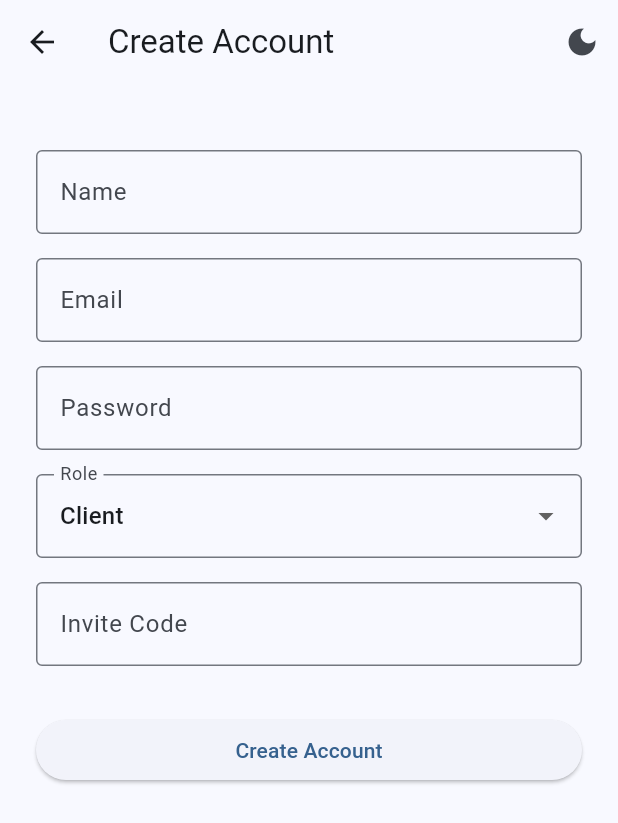
After one commit to sousa-24/pt_app, a Flutter app: the screen it shows after launch, after a tap on "Create Account", on a phone screen of 412 x 824 dp. The commit adds this screen. Shown: the top 823 px of the screen. Run offline on Flutter 3.47's test engine with Material 3 defaults, Android fonts, the phone set to English and light mode, and no system bars; network calls fail.

Commit message:
Add invite code system and register screen

```diff
--- a/frontend/lib/main.dart
+++ b/frontend/lib/main.dart
@@ -2,6 +2,7 @@ import 'package:http/http.dart' as http;
 import 'dart:convert';
 import 'package:flutter/material.dart';
 import 'home_screen.dart';
+import 'register_screen.dart';
 
 void main() {
   runApp(const MyApp());
@@ -19,7 +20,9 @@ class _MyAppState extends State<MyApp> {
 
   void toggleTheme() {
     setState(() {
-      _themeMode = _themeMode == ThemeMode.light ? ThemeMode.dark : ThemeMode.light;
+      _themeMode = _themeMode == ThemeMode.light
+          ? ThemeMode.dark
+          : ThemeMode.light;
     });
   }
 
@@ -48,7 +51,11 @@ class LoginScreen extends StatefulWidget {
   final VoidCallback onToggleTheme;
   final ThemeMode themeMode;
 
-  const LoginScreen({super.key, required this.onToggleTheme, required this.themeMode});
+  const LoginScreen({
+    super.key,
+    required this.onToggleTheme,
+    required this.themeMode,
+  });
 
   @override
   State<LoginScreen> createState() => _LoginScreenState();
@@ -66,7 +73,11 @@ class _LoginScreenState extends State<LoginScreen> {
       appBar: AppBar(
         actions: [
           IconButton(
-            icon: Icon(widget.themeMode == ThemeMode.light ? Icons.dark_mode : Icons.light_mode),
+            icon: Icon(
+              widget.themeMode == ThemeMode.light
+                  ? Icons.dark_mode
+                  : Icons.light_mode,
+            ),
             onPressed: widget.onToggleTheme,
           ),
         ],
@@ -108,6 +119,23 @@ class _LoginScreenState extends State<LoginScreen> {
                 child: isLoading
                     ? const CircularProgressIndicator()
                     : const Text('Login'),
+              ),
+            ),
+            SizedBox(
+              width: double.infinity,
+              child: OutlinedButton(
+                onPressed: () {
+                  Navigator.push(
+                    context,
+                    MaterialPageRoute(
+                      builder: (context) => RegisterScreen(
+                        onToggleTheme: widget.onToggleTheme,
+                        themeMode: widget.themeMode,
+                      ),
+                    ),
+                  );
+                },
+                child: const Text('Create Account'),
               ),
             ),
           ],
--- /dev/null
+++ b/frontend/lib/register_screen.dart
@@ -0,0 +1,163 @@
+import 'package:flutter/material.dart';
+import 'package:http/http.dart' as http;
+import 'dart:convert';
+
+class RegisterScreen extends StatefulWidget {
+  final VoidCallback onToggleTheme;
+  final ThemeMode themeMode;
+
+  const RegisterScreen({
+    super.key,
+    required this.onToggleTheme,
+    required this.themeMode,
+  });
+
+  @override
+  State<RegisterScreen> createState() => _RegisterScreenState();
+}
+
+class _RegisterScreenState extends State<RegisterScreen> {
+  final nameController = TextEditingController();
+  final emailController = TextEditingController();
+  final passwordController = TextEditingController();
+  final inviteCodeController = TextEditingController();
+  bool isLoading = false;
+  String errorMessage = '';
+  String selectedRole = 'client';
+
+  Future<void> register() async {
+    if (nameController.text.isEmpty ||
+        emailController.text.isEmpty ||
+        passwordController.text.isEmpty) {
+      setState(() => errorMessage = 'Please fill in all fields');
+      return;
+    }
+
+    if (selectedRole == 'client' && inviteCodeController.text.isEmpty) {
+      setState(() => errorMessage = 'Clients need an invite code');
+      return;
+    }
+
+    setState(() {
+      isLoading = true;
+      errorMessage = '';
+    });
+
+    try {
+      final body = {
+        'name': nameController.text,
+        'email': emailController.text,
+        'password': passwordController.text,
+        'role': selectedRole,
+        if (selectedRole == 'client')
+          'invite_code': inviteCodeController.text,
+      };
+
+      final response = await http.post(
+        Uri.parse('http://127.0.0.1:8000/registar/'),
+        headers: {'Content-Type': 'application/json'},
+        body: jsonEncode(body),
+      );
+
+      if (response.statusCode == 200) {
+        Navigator.pop(context);
+        ScaffoldMessenger.of(context).showSnackBar(
+          const SnackBar(content: Text('Account created! Please login.')),
+        );
+      } else {
+        final data = jsonDecode(response.body);
+        setState(() => errorMessage = data['detail'] ?? 'Registration failed');
+      }
+    } catch (e) {
+      setState(() => errorMessage = 'Could not connect to server');
+    } finally {
+      setState(() => isLoading = false);
+    }
+  }
+
+  @override
+  Widget build(BuildContext context) {
+    return Scaffold(
+      appBar: AppBar(
+        title: const Text('Create Account'),
+        actions: [
+          IconButton(
+            icon: Icon(widget.themeMode == ThemeMode.light
+                ? Icons.dark_mode
+                : Icons.light_mode),
+            onPressed: widget.onToggleTheme,
+          ),
+        ],
+      ),
+      body: SingleChildScrollView(
+        padding: const EdgeInsets.all(24.0),
+        child: Column(
+          children: [
+            const SizedBox(height: 20),
+            TextField(
+              controller: nameController,
+              decoration: const InputDecoration(
+                labelText: 'Name',
+                border: OutlineInputBorder(),
+              ),
+            ),
+            const SizedBox(height: 16),
+            TextField(
+              controller: emailController,
+              decoration: const InputDecoration(
+                labelText: 'Email',
+                border: OutlineInputBorder(),
+              ),
+            ),
+            const SizedBox(height: 16),
+            TextField(
+              controller: passwordController,
+              obscureText: true,
+              decoration: const InputDecoration(
+                labelText: 'Password',
+                border: OutlineInputBorder(),
+              ),
+            ),
+            const SizedBox(height: 16),
+            DropdownButtonFormField<String>(
+              value: selectedRole,
+              decoration: const InputDecoration(
+                labelText: 'Role',
+                border: OutlineInputBorder(),
+              ),
+              items: const [
+                DropdownMenuItem(value: 'client', child: Text('Client')),
+                DropdownMenuItem(value: 'trainer', child: Text('Trainer')),
+              ],
+              onChanged: (value) {
+                setState(() => selectedRole = value!);
+              },
+            ),
+            const SizedBox(height: 16),
+            if (selectedRole == 'client')
+              TextField(
+                controller: inviteCodeController,
+                decoration: const InputDecoration(
+                  labelText: 'Invite Code',
+                  border: OutlineInputBorder(),
+                ),
+              ),
+            const SizedBox(height: 24),
+            if (errorMessage.isNotEmpty)
+              Text(errorMessage, style: const TextStyle(color: Colors.red)),
+            const SizedBox(height: 8),
+            SizedBox(
+              width: double.infinity,
+              child: ElevatedButton(
+                onPressed: isLoading ? null : register,
+                child: isLoading
+                    ? const CircularProgressIndicator()
+                    : const Text('Create Account'),
+              ),
+            ),
+          ],
+        ),
+      ),
+    );
+  }
+}
```
Also changed, not shown: frontend/lib/home_screen.dart (+14 -0 lines), frontend/lib/invite_code_screen.dart (added, +107 -0 lines), 3 other files.
